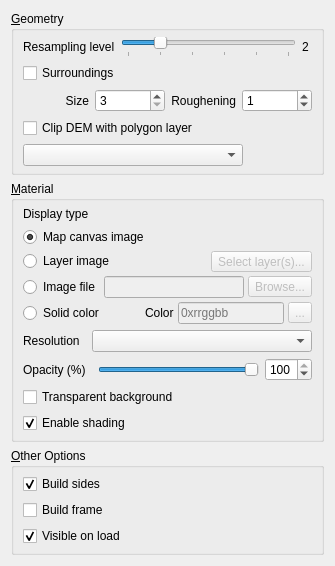
First picture: the form in ui/demproperties.ui, repository minorua/Qgis2threejs, before the edit.
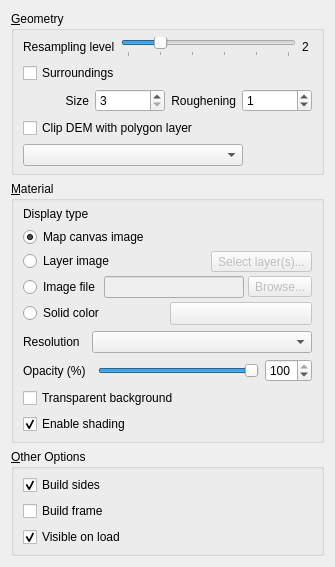
Second picture: the form after the edit. Custom widgets are drawn as their Qt base class.

Commit message: DEM: use QgsColorButton for solid color option

Diff of the .ui file:
```diff
--- a/ui/demproperties.ui
+++ b/ui/demproperties.ui
@@ -293,42 +293,15 @@
            </widget>
           </item>
           <item>
-           <spacer name="horizontalSpacer_7">
-            <property name="orientation">
-             <enum>Qt::Horizontal</enum>
-            </property>
-            <property name="sizeHint" stdset="0">
-             <size>
-              <width>40</width>
-              <height>20</height>
-             </size>
-            </property>
-           </spacer>
-          </item>
-          <item>
-           <widget class="QLabel" name="label">
-            <property name="text">
-             <string>Color</string>
-            </property>
-           </widget>
-          </item>
-          <item>
-           <widget class="QLineEdit" name="lineEdit_Color">
+           <widget class="QgsColorButton" name="colorButton_Color">
             <property name="enabled">
              <bool>false</bool>
             </property>
-            <property name="placeholderText">
-             <string>0xrrggbb</string>
-            </property>
-           </widget>
-          </item>
-          <item>
-           <widget class="QToolButton" name="toolButton_Color">
-            <property name="enabled">
-             <bool>false</bool>
-            </property>
-            <property name="text">
-             <string>...</string>
+            <property name="sizePolicy">
+             <sizepolicy hsizetype="Preferred" vsizetype="Fixed">
+              <horstretch>0</horstretch>
+              <verstretch>0</verstretch>
+             </sizepolicy>
             </property>
            </widget>
           </item>
@@ -475,6 +448,13 @@
    </item>
   </layout>
  </widget>
+ <customwidgets>
+  <customwidget>
+   <class>QgsColorButton</class>
+   <extends>QToolButton</extends>
+   <header>qgis.gui</header>
+  </customwidget>
+ </customwidgets>
  <tabstops>
   <tabstop>horizontalSlider_DEMSize</tabstop>
   <tabstop>checkBox_Surroundings</tabstop>
```
Left out of the diff: 50 changed lines with no effect on the pictures. The commit also changes 3 other files.
